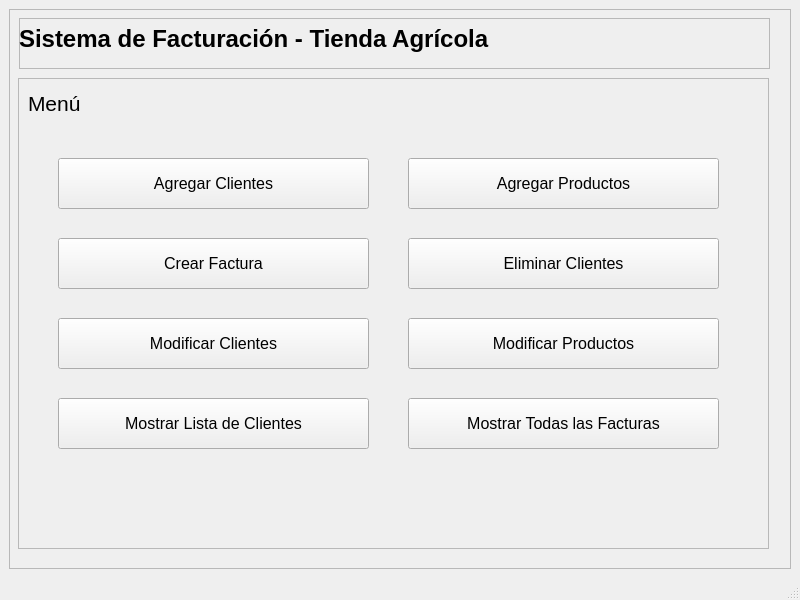
First picture: the form in Qt windows/main_window_tienda.ui, repository JhojanZ/Parcial-2_-Parte-1_Herencia_Asociaciones, before the edit.
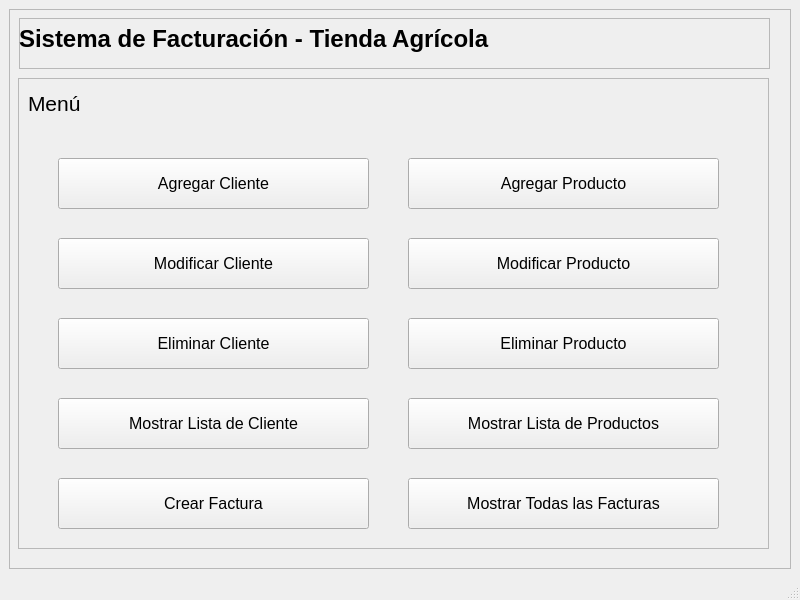
Second picture: the form after the edit.

Commit message: se agrego cambios a las partes de producto, creando un metodo para buscar

```diff
--- a/Qt windows/main_window_tienda.ui
+++ b/Qt windows/main_window_tienda.ui
@@ -107,7 +107,7 @@
          </font>
         </property>
         <property name="text">
-         <string>Agregar Clientes</string>
+         <string>Agregar Cliente</string>
         </property>
        </widget>
        <widget class="QPushButton" name="pushButton_agregar_productos">
@@ -125,14 +125,14 @@
          </font>
         </property>
         <property name="text">
-         <string>Agregar Productos</string>
+         <string>Agregar Producto</string>
         </property>
        </widget>
        <widget class="QPushButton" name="pushButton_crear_factura">
         <property name="geometry">
          <rect>
           <x>40</x>
-          <y>160</y>
+          <y>400</y>
           <width>311</width>
           <height>51</height>
          </rect>
@@ -150,7 +150,7 @@
         <property name="geometry">
          <rect>
           <x>390</x>
-          <y>160</y>
+          <y>240</y>
           <width>311</width>
           <height>51</height>
          </rect>
@@ -161,14 +161,14 @@
          </font>
         </property>
         <property name="text">
-         <string>Eliminar Clientes</string>
+         <string>Eliminar Producto</string>
         </property>
        </widget>
        <widget class="QPushButton" name="pushButton_modificar_clientes">
         <property name="geometry">
          <rect>
           <x>40</x>
-          <y>240</y>
+          <y>160</y>
           <width>311</width>
           <height>51</height>
          </rect>
@@ -179,14 +179,14 @@
          </font>
         </property>
         <property name="text">
-         <string>Modificar Clientes</string>
+         <string>Modificar Cliente</string>
         </property>
        </widget>
        <widget class="QPushButton" name="pushButton_modificar_productos">
         <property name="geometry">
          <rect>
           <x>390</x>
-          <y>240</y>
+          <y>160</y>
           <width>311</width>
           <height>51</height>
          </rect>
@@ -197,7 +197,7 @@
          </font>
         </property>
         <property name="text">
-         <string>Modificar Productos</string>
+         <string>Modificar Producto</string>
         </property>
        </widget>
        <widget class="QPushButton" name="pushButton_mostrar_lista">
@@ -215,14 +215,14 @@
          </font>
         </property>
         <property name="text">
-         <string>Mostrar Lista de Clientes</string>
+         <string>Mostrar Lista de Cliente</string>
         </property>
        </widget>
        <widget class="QPushButton" name="pushButton_mostrar_facturas">
         <property name="geometry">
          <rect>
           <x>390</x>
-          <y>320</y>
+          <y>400</y>
           <width>311</width>
           <height>51</height>
          </rect>
@@ -236,6 +236,42 @@
          <string>Mostrar Todas las Facturas</string>
         </property>
        </widget>
+       <widget class="QPushButton" name="pushButton_eliminar_cliente">
+        <property name="geometry">
+         <rect>
+          <x>40</x>
+          <y>240</y>
+          <width>311</width>
+          <height>51</height>
+         </rect>
+        </property>
+        <property name="font">
+         <font>
+          <pointsize>12</pointsize>
+         </font>
+        </property>
+        <property name="text">
+         <string>Eliminar Cliente</string>
+        </property>
+       </widget>
+       <widget class="QPushButton" name="pushButton_mostrar_lista_productos">
+        <property name="geometry">
+         <rect>
+          <x>390</x>
+          <y>320</y>
+          <width>311</width>
+          <height>51</height>
+         </rect>
+        </property>
+        <property name="font">
+         <font>
+          <pointsize>12</pointsize>
+         </font>
+        </property>
+        <property name="text">
+         <string>Mostrar Lista de Productos</string>
+        </property>
+       </widget>
       </widget>
      </widget>
     </item>
```
Left out of the diff: 13 changed lines with no effect on the pictures. The commit also changes 8 other files.
